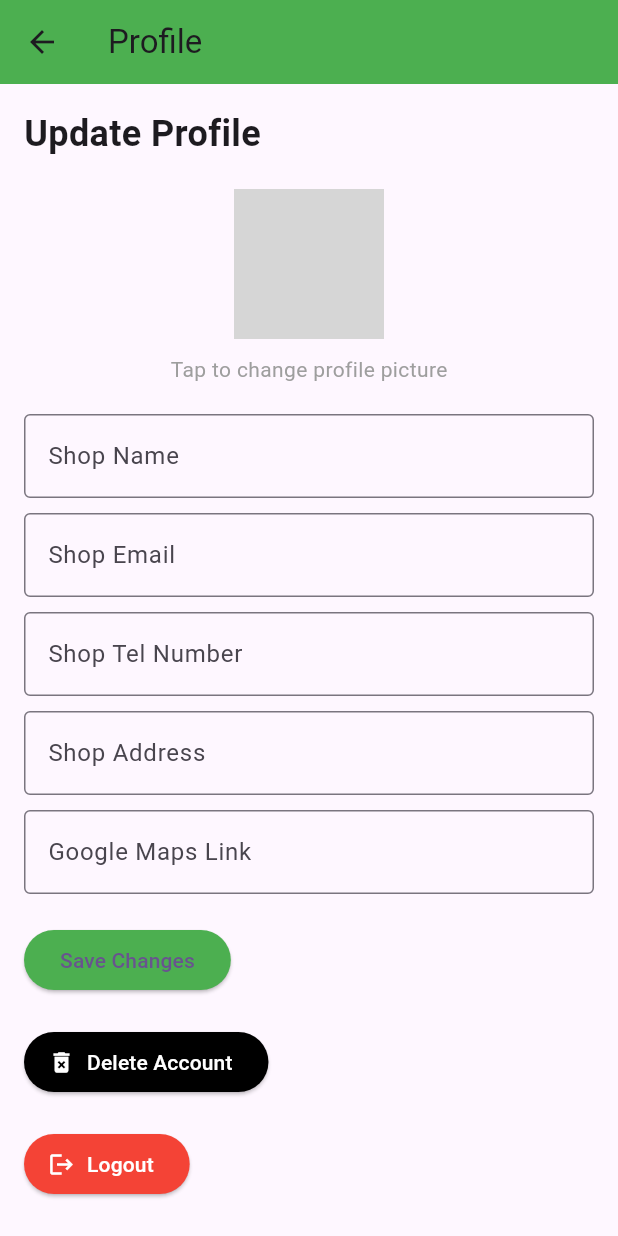
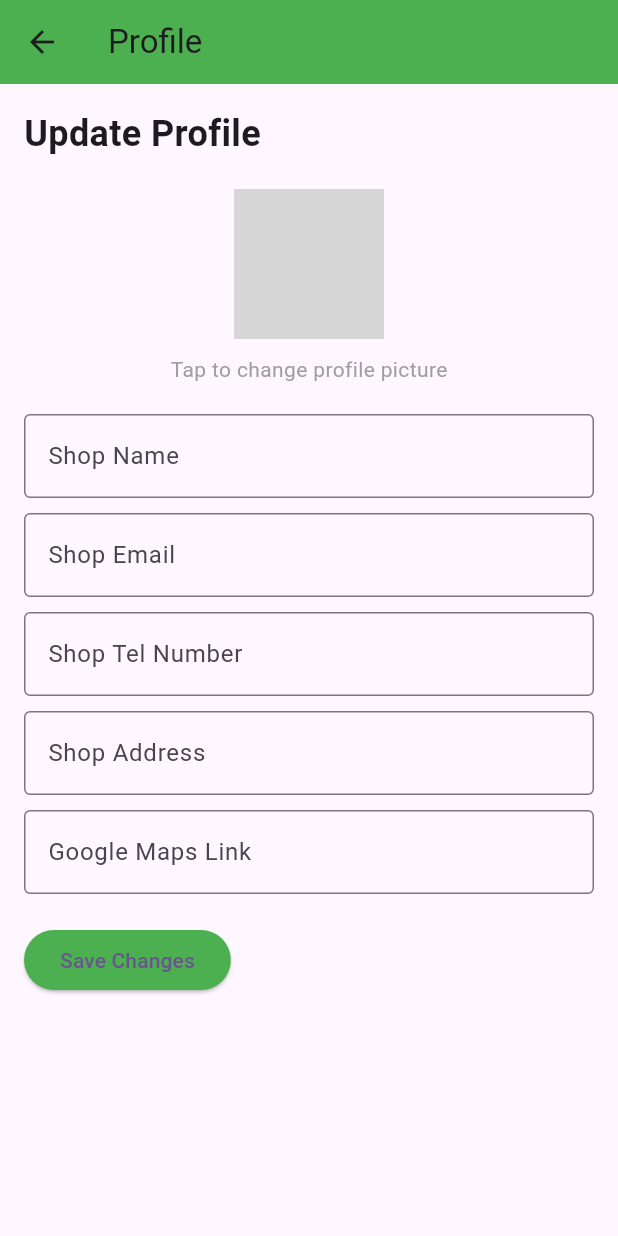
Before and after one commit to Kavishka-Ranasinghe/Buildsphere-Mobile-App, a Flutter app: the ProfileScreen screen opened directly, on a phone screen of 412 x 824 dp. Run offline on Flutter 3.47's test engine with Material 3 defaults, Android fonts, the phone set to English and light mode, and no system bars; our stand-ins replace cloud_firestore, firebase_auth, firebase_core, firebase_storage, image_picker, shared_preferences; accounts and stored records are empty; grey boxes are pictures that could not be loaded.

Commit message:
Revert "hso profile"
This reverts commit 11b3e28d55b0f14a52147c284b1da1049fc3226b.

```diff
--- a/lib/Hardware Shop Owner/hso_profile_edit.dart
+++ b/lib/Hardware Shop Owner/hso_profile_edit.dart
@@ -1,9 +1,6 @@
 import 'dart:io';
 import 'package:flutter/material.dart';
 import 'package:image_picker/image_picker.dart';
-import 'package:firebase_auth/firebase_auth.dart'; // Added for Firebase Authentication
-import 'package:cloud_firestore/cloud_firestore.dart'; // Added for Firestore operations
-import 'package:firebase_storage/firebase_storage.dart'; // Added for Firebase Storage
 import '../login.dart'; // Import the Login Page
 
 class ProfileScreen extends StatefulWidget {
@@ -23,10 +20,6 @@ class _ProfileScreenState extends State<ProfileScreen> {
   final ImagePicker _picker = ImagePicker();
   final _formKey = GlobalKey<FormState>();
 
-  // Used for delete account process
-  String _userId = "";
-  String? _downloadURL; // To store profile image URL if any
-
   // Function to pick an image from the gallery
   Future<void> _pickImage() async {
     final pickedFile = await _picker.pickImage(source: ImageSource.gallery);
@@ -37,9 +30,8 @@ class _ProfileScreenState extends State<ProfileScreen> {
     });
   }
 
-  // Function to log out and redirect to login page using Firebase sign-out
-  void _logout(BuildContext context) async {
-    await FirebaseAuth.instance.signOut();
+  // Function to log out and redirect to login page
+  void _logout(BuildContext context) {
     Navigator.pushAndRemoveUntil(
       context,
       MaterialPageRoute(builder: (context) => const LoginPage()),
@@ -47,69 +39,38 @@ class _ProfileScreenState extends State<ProfileScreen> {
     );
   }
 
-  // Function to delete account with confirmation dialog
-  Future<void> _deleteAccount(BuildContext context) async {
+  // Function to delete profile
+  void _deleteProfile(BuildContext context) {
     showDialog(
       context: context,
       builder: (BuildContext dialogContext) {
         return AlertDialog(
-          title: const Text("Delete Account"),
-          content: const Text("Are you sure you want to delete your account? This action cannot be undone."),
-          actions: <Widget>[
+          title: const Text("Delete Profile"),
+          content: const Text("Are you sure you want to delete your profile? This action cannot be undone."),
+          actions: [
             TextButton(
-              onPressed: () => Navigator.of(dialogContext).pop(),
-              child: const Text("Cancel"),
+              onPressed: () {
+                Navigator.pop(dialogContext);
+              },
+              child: const Text("No"),
             ),
             TextButton(
-              onPressed: () async {
-                Navigator.of(dialogContext).pop();
-                await _confirmDelete();
+              onPressed: () {
+                ScaffoldMessenger.of(context).showSnackBar(
+                  const SnackBar(content: Text("Profile deleted successfully")),
+                );
+                Navigator.pushAndRemoveUntil(
+                  context,
+                  MaterialPageRoute(builder: (context) => const LoginPage()),
+                      (route) => false,
+                );
               },
-              style: TextButton.styleFrom(foregroundColor: Colors.red),
-              child: const Text("Delete"),
+              child: const Text("Yes", style: TextStyle(color: Colors.red)),
             ),
           ],
         );
       },
     );
-  }
-
-  Future<void> _confirmDelete() async {
-    try {
-      User? user = FirebaseAuth.instance.currentUser;
-      if (user == null) return;
-      _userId = user.uid;
-
-      // Step 1: Delete user document from Firestore
-      await FirebaseFirestore.instance.collection('users').doc(_userId).delete();
-
-      // Step 2: Delete profile image from Firebase Storage (if exists)
-      if (_downloadURL != null) {
-        try {
-          await FirebaseStorage.instance.ref('profile_pictures/$_userId.jpg').delete();
-        } catch (e) {
-          print("No profile picture found to delete.");
-        }
-      }
-
-      // Step 3: Delete user from Firebase Authentication
-      await user.delete();
-
-      // Step 4: Redirect to Login Page
-      Navigator.pushAndRemoveUntil(
-        context,
-        MaterialPageRoute(builder: (context) => const LoginPage()),
-            (route) => false,
-      );
-
-      ScaffoldMessenger.of(context).showSnackBar(
-        const SnackBar(content: Text("Account deleted successfully")),
-      );
-    } catch (e) {
-      ScaffoldMessenger.of(context).showSnackBar(
-        SnackBar(content: Text("Error deleting account: $e")),
-      );
-    }
   }
 
   // Function to validate Google Maps link
@@ -221,20 +182,6 @@ class _ProfileScreenState extends State<ProfileScreen> {
                   ),
                   child: const Text('Save Changes'),
                 ),
-                const SizedBox(height: 20),
-                ElevatedButton.icon(
-                  onPressed: () => _deleteAccount(context),
-                  style: ElevatedButton.styleFrom(backgroundColor: Colors.black),
-                  icon: const Icon(Icons.delete_forever, color: Colors.white),
-                  label: const Text('Delete Account', style: TextStyle(color: Colors.white)),
-                ),
-                const SizedBox(height: 20),
-                ElevatedButton.icon(
-                  onPressed: () => _logout(context),
-                  style: ElevatedButton.styleFrom(backgroundColor: Colors.red),
-                  icon: const Icon(Icons.logout, color: Colors.white),
-                  label: const Text('Logout', style: TextStyle(color: Colors.white)),
-                ),
               ],
             ),
           ),
```
